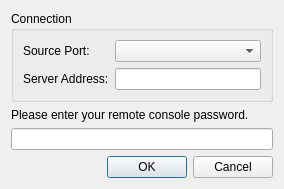
Above: src/core/gui/rconpassworddialog.ui from Destroyerrrocket/doomseeker-unofficial before the change. Below: the same form after it.
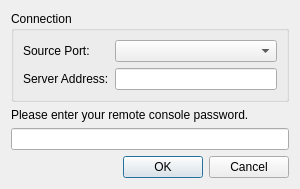
That is the form after the change.

Commit message: - Fix title on RconPasswordDialog. Fixes #3291.

Patch:
```diff
--- a/src/core/gui/rconpassworddialog.ui
+++ b/src/core/gui/rconpassworddialog.ui
@@ -6,10 +6,16 @@
    <rect>
     <x>0</x>
     <y>0</y>
-    <width>284</width>
+    <width>300</width>
     <height>171</height>
    </rect>
   </property>
+  <property name="minimumSize">
+   <size>
+    <width>300</width>
+    <height>0</height>
+   </size>
+  </property>
   <property name="windowTitle">
    <string>Dialog</string>
   </property>
@@ -51,7 +57,11 @@
     </widget>
    </item>
    <item>
-    <widget class="QLineEdit" name="lePassword"/>
+    <widget class="QLineEdit" name="lePassword">
+     <property name="echoMode">
+      <enum>QLineEdit::Password</enum>
+     </property>
+    </widget>
    </item>
    <item>
     <widget class="QDialogButtonBox" name="buttonBox">
```
Left out of the diff: 2 changed lines with no effect on the pictures. The commit also changes 2 other files.
